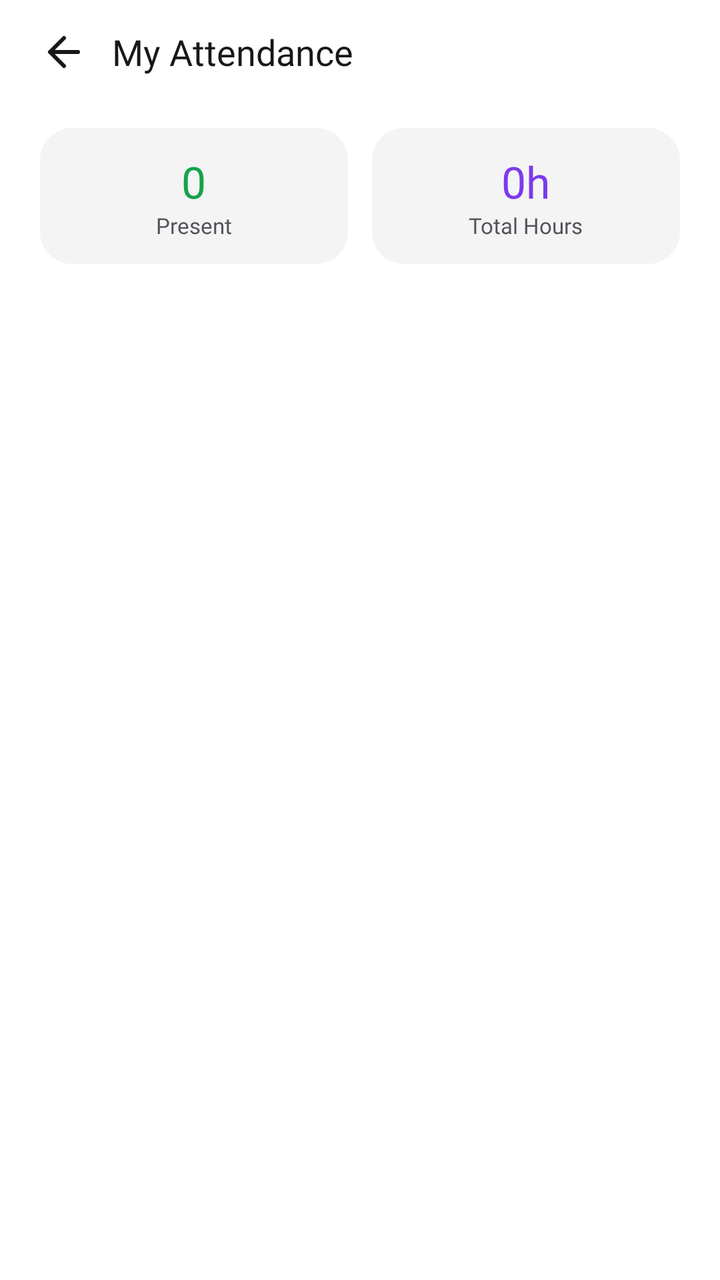
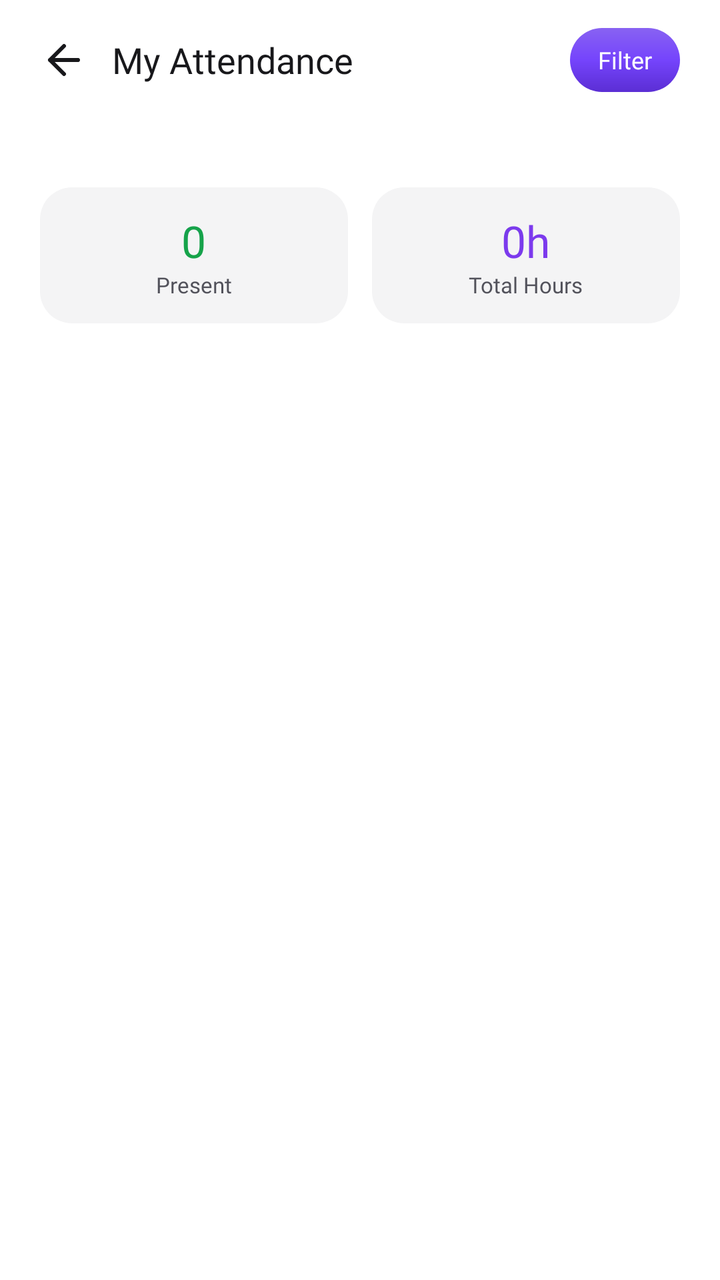

Two renders of the same Android screen: before a commit and after it. Below are the layout's source before the change and the commit's diff.
<!-- AndroidManifest.xml: application theme Theme.Mconnect -->
<!-- res/layout/fragment_attendance_history.xml -->
<?xml version="1.0" encoding="utf-8"?>
<LinearLayout xmlns:android="http://schemas.android.com/apk/res/android"
    xmlns:app="http://schemas.android.com/apk/res-auto"
    android:layout_width="match_parent"
    android:layout_height="match_parent"
    android:background="?attr/colorSurfacePrimary"
    android:orientation="vertical">

    
    <LinearLayout
        android:layout_width="match_parent"
        android:layout_height="52dp"
        android:gravity="center_vertical"
        android:paddingHorizontal="20dp">

        <ImageView
            android:id="@+id/btnBack"
            android:layout_width="24dp"
            android:layout_height="24dp"
            android:src="@drawable/ic_arrow_left"
            android:contentDescription="Back"
            android:clickable="true"
            android:focusable="true"
            app:tint="?attr/colorForegroundPrimary" />

        <TextView
            android:layout_width="0dp"
            android:layout_height="wrap_content"
            android:layout_marginStart="12dp"
            android:layout_weight="1"
            android:fontFamily="@font/inter_bold"
            android:text="My Attendance"
            android:textColor="?attr/colorForegroundPrimary"
            android:textSize="18sp" />

        <TextView
            android:id="@+id/tvMonth"
            android:layout_width="wrap_content"
            android:layout_height="wrap_content"
            android:fontFamily="@font/inter_medium"
            android:textColor="?attr/colorAccentPrimary"
            android:textSize="13sp" />
    </LinearLayout>

    
    <LinearLayout
        android:layout_width="match_parent"
        android:layout_height="wrap_content"
        android:paddingHorizontal="20dp"
        android:paddingVertical="12dp"
        android:orientation="horizontal">

        <LinearLayout
            android:layout_width="0dp"
            android:layout_height="wrap_content"
            android:layout_weight="1"
            android:background="@drawable/bg_stat_card"
            android:gravity="center_horizontal"
            android:orientation="vertical"
            android:padding="12dp">

            <TextView
                android:id="@+id/tvTotalDays"
                android:layout_width="wrap_content"
                android:layout_height="wrap_content"
                android:fontFamily="@font/inter_bold"
                android:text="0"
                android:textColor="?attr/colorSuccess"
                android:textSize="22sp" />

            <TextView
                android:layout_width="wrap_content"
                android:layout_height="wrap_content"
                android:fontFamily="@font/inter_regular"
                android:text="Present"
                android:textColor="?attr/colorForegroundSecondary"
                android:textSize="11sp" />
        </LinearLayout>

        <LinearLayout
            android:layout_width="0dp"
            android:layout_height="wrap_content"
            android:layout_marginStart="12dp"
            android:layout_weight="1"
            android:background="@drawable/bg_stat_card"
            android:gravity="center_horizontal"
            android:orientation="vertical"
            android:padding="12dp">

            <TextView
                android:id="@+id/tvTotalHours"
                android:layout_width="wrap_content"
                android:layout_height="wrap_content"
                android:fontFamily="@font/inter_bold"
                android:text="0h"
                android:textColor="?attr/colorAccentPrimary"
                android:textSize="22sp" />

            <TextView
                android:layout_width="wrap_content"
                android:layout_height="wrap_content"
                android:fontFamily="@font/inter_regular"
                android:text="Total Hours"
                android:textColor="?attr/colorForegroundSecondary"
                android:textSize="11sp" />
        </LinearLayout>
    </LinearLayout>

    
    <ScrollView
        android:layout_width="match_parent"
        android:layout_height="0dp"
        android:layout_weight="1"
        android:fillViewport="true">

        <LinearLayout
            android:id="@+id/attendanceList"
            android:layout_width="match_parent"
            android:layout_height="wrap_content"
            android:orientation="vertical"
            android:paddingHorizontal="20dp"
            android:paddingBottom="24dp" />
    </ScrollView>
</LinearLayout>
<!-- resources referenced by this layout -->
<resources>
  <!-- drawable bg_stat_card (drawable) -->
  <?xml version="1.0" encoding="utf-8"?>
  <shape xmlns:android="http://schemas.android.com/apk/res/android"
      android:shape="rectangle">
      <solid android:color="?attr/colorSurfaceSecondary" />
      <corners android:radius="16dp" />
  </shape>
  <!-- drawable ic_arrow_left (drawable) -->
  <vector xmlns:android="http://schemas.android.com/apk/res/android"
      android:width="24dp"
      android:height="24dp"
      android:viewportWidth="24"
      android:viewportHeight="24">
      <path
          android:pathData="M19,12H5M12,19l-7,-7 7,-7"
          android:strokeWidth="2"
          android:fillColor="#00000000"
          android:strokeColor="#FFFFFF"
          android:strokeLineCap="round"
          android:strokeLineJoin="round" />
  </vector>
  <color name="lt_accent_primary">#FF7C3AED</color>
  <color name="lt_accent_secondary">#FFA855F7</color>
  <color name="lt_foreground_inverse">#FFFFFFFF</color>
  <color name="lt_surface_primary">#FFFFFFFF</color>
  <color name="lt_surface_secondary">#FFF4F4F5</color>
  <color name="lt_foreground_primary">#FF18181B</color>
  <color name="lt_accent_primary_hover">#FF6D28D9</color>
  <color name="lt_surface_tertiary">#FFE4E4E7</color>
  <color name="lt_surface_inverse">#FF18181B</color>
  <color name="lt_foreground_secondary">#FF52525B</color>
  <color name="lt_foreground_muted">#FFA1A1AA</color>
  <color name="lt_border">#FFE4E4E7</color>
  <color name="lt_border_light">#FFF4F4F5</color>
  <color name="lt_error">#FFDC2626</color>
  <color name="lt_success">#FF16A34A</color>
  <color name="lt_warning">#FFD97706</color>
  <color name="lt_info">#FF2563EB</color>
  <color name="lt_accent_light">#FFEDE9FE</color>
  <color name="lt_success_light">#FFDCFCE7</color>
  <color name="lt_warning_light">#FFFEF3C7</color>
  <color name="lt_error_light">#FFFEE2E2</color>
  <color name="lt_info_light">#FFDBEAFE</color>
  <!-- unchanged entries left out for length: 1 -->
</resources>

<!-- the commit's change to res/layout/fragment_attendance_history.xml (unified diff, before → after) -->
@@ -9,34 +9,63 @@
     
     <LinearLayout
         android:layout_width="match_parent"
-        android:layout_height="52dp"
-        android:gravity="center_vertical"
-        android:paddingHorizontal="20dp">
+        android:layout_height="wrap_content"
+        android:background="?attr/colorSurfacePrimary"
+        android:orientation="vertical"
+        android:paddingHorizontal="20dp"
+        android:paddingTop="8dp"
+        android:paddingBottom="10dp">
 
-        <ImageView
-            android:id="@+id/btnBack"
-            android:layout_width="24dp"
-            android:layout_height="24dp"
-            android:src="@drawable/ic_arrow_left"
-            android:contentDescription="Back"
-            android:clickable="true"
-            android:focusable="true"
-            app:tint="?attr/colorForegroundPrimary" />
+        <LinearLayout
+            android:layout_width="match_parent"
+            android:layout_height="44dp"
+            android:gravity="center_vertical"
+            android:orientation="horizontal">
 
-        <TextView
-            android:layout_width="0dp"
-            android:layout_height="wrap_content"
-            android:layout_marginStart="12dp"
-            android:layout_weight="1"
-            android:fontFamily="@font/inter_bold"
-            android:text="My Attendance"
-            android:textColor="?attr/colorForegroundPrimary"
-            android:textSize="18sp" />
+            <ImageView
+                android:id="@+id/btnBack"
+                android:layout_width="24dp"
+                android:layout_height="24dp"
+                android:src="@drawable/ic_arrow_left"
+                android:contentDescription="Back"
+                android:clickable="true"
+                android:focusable="true"
+                app:tint="?attr/colorForegroundPrimary" />
+
+            <TextView
+                android:layout_width="0dp"
+                android:layout_height="wrap_content"
+                android:layout_marginStart="12dp"
+                android:layout_weight="1"
+                android:ellipsize="end"
+                android:fontFamily="@font/inter_bold"
+                android:maxLines="1"
+                android:singleLine="true"
+                android:text="My Attendance"
+                android:textColor="?attr/colorForegroundPrimary"
+                android:textSize="18sp" />
+
+            <TextView
+                android:id="@+id/btnAttendanceFilter"
+                android:layout_width="wrap_content"
+                android:layout_height="32dp"
+                android:background="@drawable/bg_leave_filter_active"
+                android:clickable="true"
+                android:focusable="true"
+                android:fontFamily="@font/inter_semibold"
+                android:gravity="center"
+                android:paddingHorizontal="14dp"
+                android:text="Filter"
+                android:textColor="@android:color/white"
+                android:textSize="12sp" />
+        </LinearLayout>
 
         <TextView
             android:id="@+id/tvMonth"
             android:layout_width="wrap_content"
             android:layout_height="wrap_content"
+            android:layout_marginStart="36dp"
+            android:layout_marginTop="2dp"
             android:fontFamily="@font/inter_medium"
             android:textColor="?attr/colorAccentPrimary"
             android:textSize="13sp" />
<!-- resource entries referenced after the edit -->
@@ -1,5 +1,16 @@
 <!-- resources referenced by this layout -->
 <resources>
+  <!-- drawable bg_leave_filter_active (drawable) -->
+  <?xml version="1.0" encoding="utf-8"?>
+  <shape xmlns:android="http://schemas.android.com/apk/res/android"
+      android:shape="rectangle">
+      <gradient
+          android:angle="270"
+          android:startColor="#8862F2"
+          android:centerColor="#7544FC"
+          android:endColor="#5B2ED4" />
+      <corners android:radius="16dp" />
+  </shape>
   <!-- drawable bg_stat_card (drawable) -->
   <?xml version="1.0" encoding="utf-8"?>
   <shape xmlns:android="http://schemas.android.com/apk/res/android"
